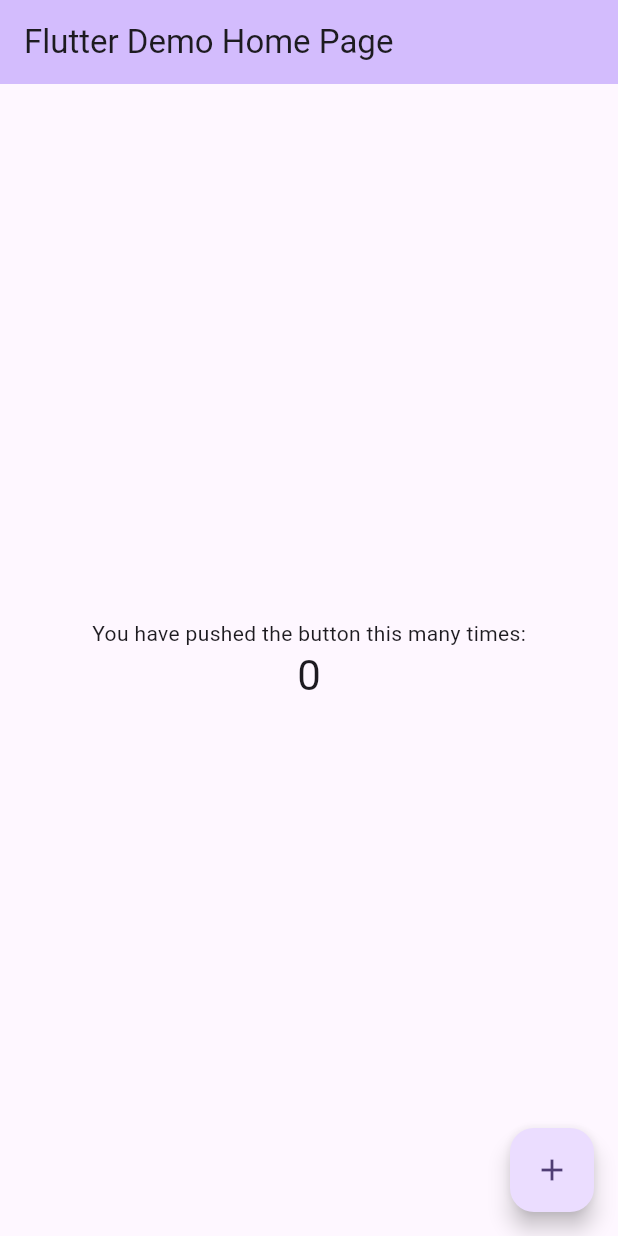
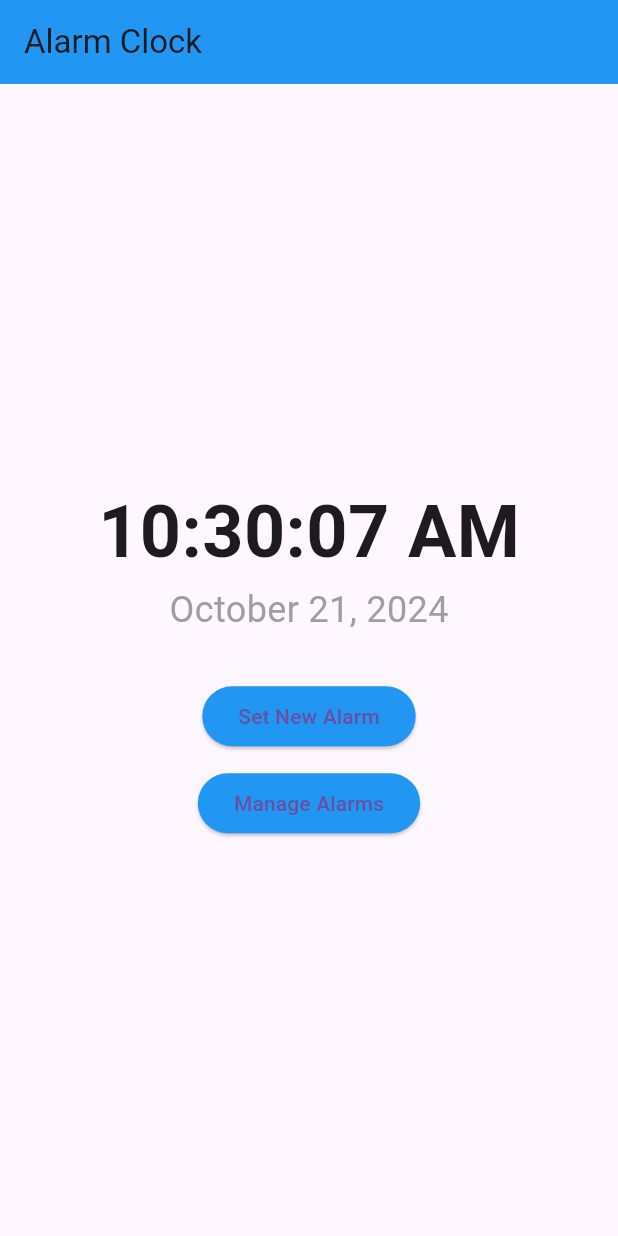
Before and after one commit to darshanvaru/Alarmy, a Flutter app: the screen it shows after launch, on a phone screen of 412 x 824 dp. Run offline on Flutter 3.47's test engine with Material 3 defaults, Android fonts, the phone set to English and light mode, and no system bars.

Commit message:
Working Alarm Clock UI

```diff
--- a/lib/main.dart
+++ b/lib/main.dart
@@ -1,125 +1,19 @@
 import 'package:flutter/material.dart';
+import 'screens/home_screen.dart';
+import 'theme/app_theme.dart';
 
 void main() {
-  runApp(const MyApp());
+  runApp(MyAlarmApp());
 }
 
-class MyApp extends StatelessWidget {
-  const MyApp({super.key});
-
-  // This widget is the root of your application.
+class MyAlarmApp extends StatelessWidget {
   @override
   Widget build(BuildContext context) {
     return MaterialApp(
-      title: 'Flutter Demo',
-      theme: ThemeData(
-        // This is the theme of your application.
-        //
-        // TRY THIS: Try running your application with "flutter run". You'll see
-        // the application has a purple toolbar. Then, without quitting the app,
-        // try changing the seedColor in the colorScheme below to Colors.green
-        // and then invoke "hot reload" (save your changes or press the "hot
-        // reload" button in a Flutter-supported IDE, or press "r" if you used
-        // the command line to start the app).
-        //
-        // Notice that the counter didn't reset back to zero; the application
-        // state is not lost during the reload. To reset the state, use hot
-        // restart instead.
-        //
-        // This works for code too, not just values: Most code changes can be
-        // tested with just a hot reload.
-        colorScheme: ColorScheme.fromSeed(seedColor: Colors.deepPurple),
-        useMaterial3: true,
-      ),
-      home: const MyHomePage(title: 'Flutter Demo Home Page'),
+      title: 'Alarm App',
+      theme: AppTheme.lightTheme,
+      darkTheme: AppTheme.darkTheme,
+      home: HomeScreen(),
     );
   }
 }
-
-class MyHomePage extends StatefulWidget {
-  const MyHomePage({super.key, required this.title});
-
-  // This widget is the home page of your application. It is stateful, meaning
-  // that it has a State object (defined below) that contains fields that affect
-  // how it looks.
-
-  // This class is the configuration for the state. It holds the values (in this
-  // case the title) provided by the parent (in this case the App widget) and
-  // used by the build method of the State. Fields in a Widget subclass are
-  // always marked "final".
-
-  final String title;
-
-  @override
-  State<MyHomePage> createState() => _MyHomePageState();
-}
-
-class _MyHomePageState extends State<MyHomePage> {
-  int _counter = 0;
-
-  void _incrementCounter() {
-    setState(() {
-      // This call to setState tells the Flutter framework that something has
-      // changed in this State, which causes it to rerun the build method below
-      // so that the display can reflect the updated values. If we changed
-      // _counter without calling setState(), then the build method would not be
-      // called again, and so nothing would appear to happen.
-      _counter++;
-    });
-  }
-
-  @override
-  Widget build(BuildContext context) {
-    // This method is rerun every time setState is called, for instance as done
-    // by the _incrementCounter method above.
-    //
-    // The Flutter framework has been optimized to make rerunning build methods
-    // fast, so that you can just rebuild anything that needs updating rather
-    // than having to individually change instances of widgets.
-    return Scaffold(
-      appBar: AppBar(
-        // TRY THIS: Try changing the color here to a specific color (to
-        // Colors.amber, perhaps?) and trigger a hot reload to see the AppBar
-        // change color while the other colors stay the same.
-        backgroundColor: Theme.of(context).colorScheme.inversePrimary,
-        // Here we take the value from the MyHomePage object that was created by
-        // the App.build method, and use it to set our appbar title.
-        title: Text(widget.title),
-      ),
-      body: Center(
-        // Center is a layout widget. It takes a single child and positions it
-        // in the middle of the parent.
-        child: Column(
-          // Column is also a layout widget. It takes a list of children and
-          // arranges them vertically. By default, it sizes itself to fit its
-          // children horizontally, and tries to be as tall as its parent.
-          //
-          // Column has various properties to control how it sizes itself and
-          // how it positions its children. Here we use mainAxisAlignment to
-          // center the children vertically; the main axis here is the vertical
-          // axis because Columns are vertical (the cross axis would be
-          // horizontal).
-          //
-          // TRY THIS: Invoke "debug painting" (choose the "Toggle Debug Paint"
-          // action in the IDE, or press "p" in the console), to see the
-          // wireframe for each widget.
-          mainAxisAlignment: MainAxisAlignment.center,
-          children: <Widget>[
-            const Text(
-              'You have pushed the button this many times:',
-            ),
-            Text(
-              '$_counter',
-              style: Theme.of(context).textTheme.headlineMedium,
-            ),
-          ],
-        ),
-      ),
-      floatingActionButton: FloatingActionButton(
-        onPressed: _incrementCounter,
-        tooltip: 'Increment',
-        child: const Icon(Icons.add),
-      ), // This trailing comma makes auto-formatting nicer for build methods.
-    );
-  }
-}
--- /dev/null
+++ b/lib/models/alarm_model.dart
@@ -0,0 +1,9 @@
+import 'package:flutter/material.dart';
+
+class Alarm {
+  final TimeOfDay time;
+  bool isActive;
+  final String tone;
+
+  Alarm({required this.time, this.isActive = true, this.tone = 'Default'});
+}
--- /dev/null
+++ b/lib/screens/alarm_management.dart
@@ -0,0 +1,28 @@
+import 'package:flutter/material.dart';
+import '../models/alarm_model.dart';
+import '../services/alarm_service.dart';
+import '../widgets/alarm_tile.dart';
+
+class AlarmManagementScreen extends StatefulWidget {
+  @override
+  _AlarmManagementScreenState createState() => _AlarmManagementScreenState();
+}
+
+class _AlarmManagementScreenState extends State<AlarmManagementScreen> {
+  @override
+  Widget build(BuildContext context) {
+    List<Alarm> alarms = AlarmService.getAlarms();
+
+    return Scaffold(
+      appBar: AppBar(
+        title: Text('Manage Alarms'),
+      ),
+      body: ListView.builder(
+        itemCount: alarms.length,
+        itemBuilder: (context, index) {
+          return AlarmTile(alarm: alarms[index]);
+        },
+      ),
+    );
+  }
+}
--- /dev/null
+++ b/lib/screens/home_screen.dart
@@ -0,0 +1,43 @@
+import 'package:flutter/material.dart';
+import '../widgets/time_display.dart';
+import 'alarm_setting.dart';
+import 'alarm_management.dart';
+
+class HomeScreen extends StatelessWidget {
+  @override
+  Widget build(BuildContext context) {
+    return Scaffold(
+      appBar: AppBar(
+        title: Text('Alarm Clock'),
+      ),
+      body: Center( // Center the content vertically and horizontally
+        child: Column(
+          mainAxisSize: MainAxisSize.min, // Wrap content vertically
+          children: [
+            TimeDisplay(),
+            SizedBox(height: 30), // Add spacing between widgets
+            ElevatedButton(
+              onPressed: () {
+                Navigator.push(
+                  context,
+                  MaterialPageRoute(builder: (context) => AlarmSettingScreen()),
+                );
+              },
+              child: Text('Set New Alarm'),
+            ),
+            SizedBox(height: 10), // Spacing between buttons
+            ElevatedButton(
+              onPressed: () {
+                Navigator.push(
+                  context,
+                  MaterialPageRoute(builder: (context) => AlarmManagementScreen()),
+                );
+              },
+              child: Text('Manage Alarms'),
+            ),
+          ],
+        ),
+      ),
+    );
+  }
+}
--- /dev/null
+++ b/lib/services/alarm_service.dart
@@ -0,0 +1,13 @@
+import '../models/alarm_model.dart';
+
+class AlarmService {
+  static final List<Alarm> _alarms = [];
+
+  static void addAlarm(Alarm alarm) {
+    _alarms.add(alarm);
+  }
+
+  static List<Alarm> getAlarms() {
+    return _alarms;
+  }
+}
--- /dev/null
+++ b/lib/theme/app_theme.dart
@@ -0,0 +1,29 @@
+import 'package:flutter/material.dart';
+
+class AppTheme {
+  static final ThemeData lightTheme = ThemeData(
+    brightness: Brightness.light,
+    primarySwatch: Colors.blue,
+    appBarTheme: AppBarTheme(
+      color: Colors.blue,
+    ),
+    elevatedButtonTheme: ElevatedButtonThemeData(
+      style: ElevatedButton.styleFrom(
+        backgroundColor: Colors.blue,
+      ),
+    ),
+  );
+
+  static final ThemeData darkTheme = ThemeData(
+    brightness: Brightness.dark,
+    primarySwatch: Colors.blueGrey,
+    appBarTheme: AppBarTheme(
+      color: Colors.blueGrey,
+    ),
+    elevatedButtonTheme: ElevatedButtonThemeData(
+      style: ElevatedButton.styleFrom(
+        backgroundColor: Colors.blueGrey,
+      ),
+    ),
+  );
+}
--- /dev/null
+++ b/lib/utils/color_constants.dart
@@ -0,0 +1,6 @@
+import 'package:flutter/material.dart';
+
+class ColorConstants {
+  static const Color primaryColor = Colors.blue;
+  static const Color accentColor = Colors.orange;
+}
--- /dev/null
+++ b/lib/widgets/alarm_tile.dart
@@ -0,0 +1,28 @@
+import 'package:flutter/material.dart';
+import '../models/alarm_model.dart';
+
+class AlarmTile extends StatefulWidget {
+  final Alarm alarm;
+  AlarmTile({required this.alarm});
+
+  @override
+  _AlarmTileState createState() => _AlarmTileState();
+}
+
+class _AlarmTileState extends State<AlarmTile> {
+  @override
+  Widget build(BuildContext context) {
+    return ListTile(
+      title: Text('Alarm at ${widget.alarm.time.format(context)}'),
+      subtitle: Text('Tone: ${widget.alarm.tone}'),
+      trailing: Switch(
+        value: widget.alarm.isActive,
+        onChanged: (bool value) {
+          setState(() {
+            widget.alarm.isActive = value;
+          });
+        },
+      ),
+    );
+  }
+}
--- /dev/null
+++ b/lib/widgets/time_display.dart
@@ -0,0 +1,52 @@
+import 'package:flutter/material.dart';
+import 'dart:async';
+import 'package:intl/intl.dart'; // For date/time formatting
+
+class TimeDisplay extends StatefulWidget {
+  @override
+  _TimeDisplayState createState() => _TimeDisplayState();
+}
+
+class _TimeDisplayState extends State<TimeDisplay> {
+  String _currentTime = '';
+  String _currentDate = '';
+
+  Timer? _timer;
+
+  @override
+  void initState() {
+    super.initState();
+    _updateTime(); // Initial call to set the time
+    _timer = Timer.periodic(Duration(seconds: 1), (Timer t) => _updateTime());
+  }
+
+  @override
+  void dispose() {
+    _timer?.cancel(); // Cancel the timer when the widget is disposed
+    super.dispose();
+  }
+
+  void _updateTime() {
+    final now = DateTime.now();
+    setState(() {
+      _currentTime = DateFormat('hh:mm:ss a').format(now); // E.g., "08:30:45 PM"
+      _currentDate = DateFormat.yMMMMd().format(now);      // E.g., "October 21, 2024"
+    });
+  }
+
+  @override
+  Widget build(BuildContext context) {
+    return Column(
+      children: [
+        Text(
+          _currentTime,
+          style: TextStyle(fontSize: 48, fontWeight: FontWeight.bold),
+        ),
+        Text(
+          _currentDate,
+          style: TextStyle(fontSize: 24, color: Colors.grey),
+        ),
+      ],
+    );
+  }
+}
```
Also changed, not shown: lib/screens/alarm_setting.dart (added, +63 -0 lines), pubspec.yaml (+4 -70 lines), lib/utils/time_formatter.dart (added), pubspec.lock, 2 other files.
